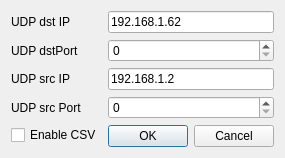
Old version of the form src/ConfigDialog.ui in the repository markgol/L2diagnostic.
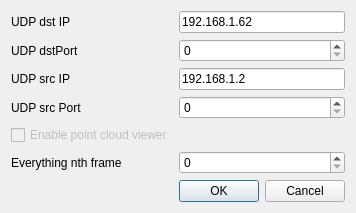
New version of the form.

Commit message:
V0.2.4  basic real time point cloud renderer
This version adds an OpenGL point cloud renderer

Diff of the .ui file:
```diff
--- a/src/ConfigDialog.ui
+++ b/src/ConfigDialog.ui
@@ -6,32 +6,11 @@
    <rect>
     <x>0</x>
     <y>0</y>
-    <width>210</width>
-    <height>149</height>
+    <width>253</width>
+    <height>196</height>
    </rect>
   </property>
   <layout class="QFormLayout">
-   <item row="0" column="1">
-    <widget class="QLineEdit" name="dstIPedit">
-     <property name="text">
-      <string>192.168.1.62</string>
-     </property>
-    </widget>
-   </item>
-   <item row="7" column="1">
-    <widget class="QDialogButtonBox" name="buttonBox">
-     <property name="standardButtons">
-      <set>QDialogButtonBox::StandardButton::Cancel|QDialogButtonBox::StandardButton::Ok</set>
-     </property>
-    </widget>
-   </item>
-   <item row="7" column="0">
-    <widget class="QCheckBox" name="csvEnable">
-     <property name="text">
-      <string>Enable CSV</string>
-     </property>
-    </widget>
-   </item>
    <item row="0" column="0">
     <widget class="QLabel" name="labelLocalIP">
      <property name="text">
@@ -39,8 +18,12 @@
      </property>
     </widget>
    </item>
-   <item row="1" column="1">
-    <widget class="QSpinBox" name="dstPortSpin"/>
+   <item row="0" column="1">
+    <widget class="QLineEdit" name="dstIPedit">
+     <property name="text">
+      <string>192.168.1.62</string>
+     </property>
+    </widget>
    </item>
    <item row="1" column="0">
     <widget class="QLabel" name="labelOutPort">
@@ -49,7 +32,17 @@
      </property>
     </widget>
    </item>
-   <item row="3" column="1">
+   <item row="1" column="1">
+    <widget class="QSpinBox" name="dstPortSpin"/>
+   </item>
+   <item row="2" column="0">
+    <widget class="QLabel" name="labelL2ip">
+     <property name="text">
+      <string>UDP src IP</string>
+     </property>
+    </widget>
+   </item>
+   <item row="2" column="1">
     <widget class="QLineEdit" name="srcIPedit">
      <property name="text">
       <string>192.168.1.2</string>
@@ -57,22 +50,42 @@
     </widget>
    </item>
    <item row="3" column="0">
-    <widget class="QLabel" name="labelL2ip">
-     <property name="text">
-      <string>UDP src IP</string>
-     </property>
-    </widget>
-   </item>
-   <item row="4" column="1">
-    <widget class="QSpinBox" name="srcPortSpin"/>
-   </item>
-   <item row="4" column="0">
     <widget class="QLabel" name="labelInPort">
      <property name="text">
       <string>UDP src Port </string>
      </property>
     </widget>
    </item>
+   <item row="3" column="1">
+    <widget class="QSpinBox" name="srcPortSpin"/>
+   </item>
+   <item row="8" column="1">
+    <widget class="QDialogButtonBox" name="buttonBox">
+     <property name="standardButtons">
+      <set>QDialogButtonBox::StandardButton::Cancel|QDialogButtonBox::StandardButton::Ok</set>
+     </property>
+    </widget>
+   </item>
+   <item row="5" column="0">
+    <widget class="QCheckBox" name="enPCviewer">
+     <property name="enabled">
+      <bool>false</bool>
+     </property>
+     <property name="text">
+      <string>Enable point cloud viewer</string>
+     </property>
+    </widget>
+   </item>
+   <item row="6" column="0">
+    <widget class="QLabel" name="label">
+     <property name="text">
+      <string>Everything nth frame</string>
+     </property>
+    </widget>
+   </item>
+   <item row="6" column="1">
+    <widget class="QSpinBox" name="skipFrameSpin"/>
+   </item>
   </layout>
  </widget>
  <resources/>
```
The commit also changes 19 other files.
